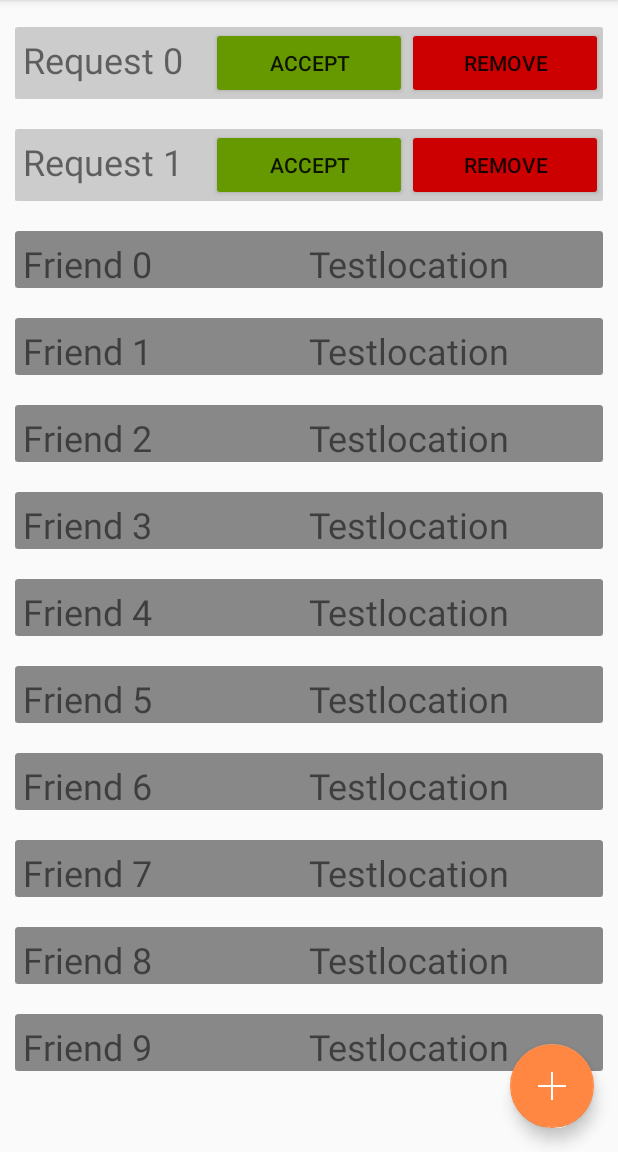
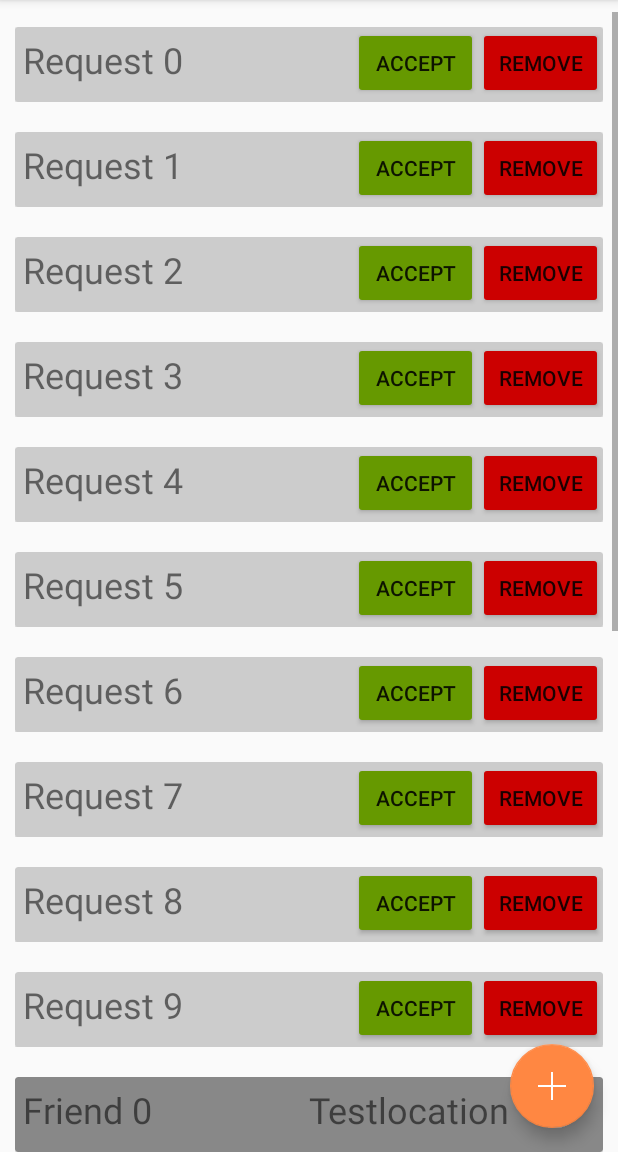
Before and after one commit to SpacesAppSoftwareEngineeringTeam/Spaces, an Android app: the FriendListActivity screen opened directly, with no data from a screen before it, on a phone screen of 412 x 824 dp, the part 84-1236 px from its top. Run offline under Robolectric (Android 15) with nearby library versions, the phone set to English and light mode, and no system bars; our stand-ins replace Firebase (no records; nobody signed in at launch, a user with empty details on screens opened directly); libraries missing offline, so code that uses them is left out: com.karumi.dexter.

Commit message:
adding and deleting friend requests working

```diff
--- a/app/src/main/java/com/example/spaces/spaces/FriendListActivity.java
+++ b/app/src/main/java/com/example/spaces/spaces/FriendListActivity.java
@@ -10,6 +10,8 @@ import android.view.View;
 
 import com.example.spaces.spaces.models.User;
 
+import java.util.ArrayList;
+import java.util.Arrays;
 import java.util.Random;
 
 public class FriendListActivity extends BaseActivity {
@@ -36,13 +38,13 @@ public class FriendListActivity extends BaseActivity {
             testFriendData[i].setLocationID("Testlocation");
         }
 
-        User[] testFriendRequestData = new User[2];
+        User[] testFriendRequestData = new User[10];
         for (int i = 0; i < testFriendRequestData.length; i++) {
             testFriendRequestData[i] = new User("Request " + i, "Friend" + i + "@case.edu");
             testFriendRequestData[i].setLocationID("Testlocation");
         }
 
-        mainRecyclerAdapter = new FriendListAdapter(testFriendData,testFriendRequestData);
+        mainRecyclerAdapter = new FriendListAdapter(new ArrayList<User>(Arrays.asList(testFriendData)),new ArrayList<User>(Arrays.asList(testFriendRequestData)));
         mainRecyclerView.setAdapter(mainRecyclerAdapter);
 
         // Setup add friend FAB
--- a/app/src/main/java/com/example/spaces/spaces/FriendListAdapter.java
+++ b/app/src/main/java/com/example/spaces/spaces/FriendListAdapter.java
@@ -1,5 +1,6 @@
 package com.example.spaces.spaces;
 
+import android.content.Intent;
 import android.graphics.Color;
 import android.opengl.Visibility;
 import android.support.v7.widget.CardView;
@@ -15,6 +16,8 @@ import com.example.spaces.spaces.models.User;
 
 import org.w3c.dom.Text;
 
+import java.util.ArrayList;
+
 /**
  * Created by Steven on 4/8/2018.
  */
@@ -23,13 +26,13 @@ public class FriendListAdapter extends RecyclerView.Adapter<FriendListAdapter.Vi
 
     private static final String TAG = "FriendListAdapter";
 
-    private User[] mFriendsDataset;
-    private User[] mFriendRequestsDataset;
+    private ArrayList<User> mFriendsDataset;
+    private ArrayList<User> mFriendRequestsDataset;
 
     // Provide a reference to the views for each data item
     // Complex data items may need more than one view per item, and
     // you provide access to all the views for a data item in a view holder
-    public static class ViewHolder extends RecyclerView.ViewHolder {
+    public class ViewHolder extends RecyclerView.ViewHolder implements View.OnClickListener{
         public CardView mCardView;       // Containing card for friend
         public TextView mFriendNameView;
         public TextView mFriendLocationView;
@@ -43,12 +46,28 @@ public class FriendListAdapter extends RecyclerView.Adapter<FriendListAdapter.Vi
             mFriendLocationView = v.findViewById(R.id.friendLocationText);
             mFriendAcceptButton = v.findViewById(R.id.friendAcceptButton);
             mFriendRemoveButton = v.findViewById(R.id.friendRemoveButton);
+
+            mFriendAcceptButton.setOnClickListener(this);
+            mFriendRemoveButton.setOnClickListener(this);
         }
+
+        @Override
+        public void onClick(View v) {
+
+            if(v.equals(mFriendAcceptButton)) {
+                acceptUserAtPosition(getAdapterPosition());
+            } else if(v.equals(mFriendRemoveButton)) {
+                removeUserAtPosition(getAdapterPosition());
+            }
+
+        }
+
+
 
     }
 
     // Provide a suitable constructor (depends on the kind of dataset)
-    public FriendListAdapter(User[] myFriendsDataset, User[] myFriendRequestsDataset) {
+    public FriendListAdapter(ArrayList<User> myFriendsDataset, ArrayList<User> myFriendRequestsDataset) {
         mFriendsDataset = myFriendsDataset;
         mFriendRequestsDataset = myFriendRequestsDataset;
 
@@ -76,7 +95,7 @@ public class FriendListAdapter extends RecyclerView.Adapter<FriendListAdapter.Vi
         holder.mFriendNameView.setText(user.getUsername());
         holder.mFriendNameView.setTextSize(24);
 
-        if(position < mFriendRequestsDataset.length){
+        if(position < mFriendRequestsDataset.size()){
             holder.mCardView.setCardBackgroundColor(Color.LTGRAY);
 
             holder.mFriendLocationView.setVisibility(View.GONE);
@@ -98,19 +117,52 @@ public class FriendListAdapter extends RecyclerView.Adapter<FriendListAdapter.Vi
     // Return the size of your dataset (invoked by the layout manager)
     @Override
     public int getItemCount() {
-        return mFriendRequestsDataset.length + mFriendsDataset.length ;
+        return mFriendRequestsDataset.size() + mFriendsDataset.size() ;
     }
 
     public User getUserFromPosition(int position){
         if(position < 0 || position > getItemCount()){
             Log.d(TAG,"Position is out of range");
         }
-        if(position < mFriendRequestsDataset.length){
-            return mFriendRequestsDataset[position];
+        if(position < mFriendRequestsDataset.size()){
+            return mFriendRequestsDataset.get(position);
         }
         else{
-            int adjustedPosition = position - mFriendRequestsDataset.length;
-            return mFriendsDataset[adjustedPosition];
+            int adjustedPosition = position - mFriendRequestsDataset.size();
+            return mFriendsDataset.get(adjustedPosition);
         }
     }
+
+    public void removeUserAtPosition(int position){
+        if(position < 0 || position > getItemCount()){
+            Log.d(TAG,"Position is out of range");
+        }
+        if(position < mFriendRequestsDataset.size()){
+            mFriendRequestsDataset.remove(position);
+        }
+        else{
+            int adjustedPosition = position - mFriendRequestsDataset.size();
+            mFriendsDataset.remove(adjustedPosition);
+        }
+        notifyItemRemoved(position);
+        notifyItemRangeChanged(position, getItemCount());
+    }
+
+    public void acceptUserAtPosition(int position){
+        if(position < 0 || position > getItemCount()){
+            Log.d(TAG,"Position is out of range");
+        }
+        if(position < mFriendRequestsDataset.size()){
+            User user = mFriendRequestsDataset.remove(position);
+            mFriendsDataset.add(user);
+            notifyItemRemoved(position);
+            notifyItemInserted(getItemCount() - 1);
+            notifyItemRangeChanged(position, getItemCount());
+        }
+        else{
+            Log.d(TAG,"attempting to hit accept on an existing friend!");
+        }
+    }
+
+
 }
--- a/app/src/main/res/layout/friend_cardview_item.xml
+++ b/app/src/main/res/layout/friend_cardview_item.xml
@@ -9,7 +9,7 @@
     <android.support.v7.widget.CardView
         android:id="@+id/friendCardView"
         android:layout_width="match_parent"
-        android:layout_height="wrap_content"
+        android:layout_height="50dp"
         android:layout_gravity="center">
 
         <LinearLayout
@@ -34,25 +34,25 @@
                 android:layout_marginRight="5dp"
                 android:layout_marginTop="5dp"
                 android:layout_weight="1"
-                android:visibility="gone" />
+                android:visibility="visible" />
 
             <Button
                 android:id="@+id/friendAcceptButton"
-                android:layout_width="match_parent"
+                android:layout_width="250dp"
                 android:layout_height="wrap_content"
                 android:layout_weight="1"
                 android:backgroundTint="@android:color/holo_green_dark"
                 android:text="Accept"
-                android:visibility="visible" />
+                android:visibility="gone" />
 
             <Button
                 android:id="@+id/friendRemoveButton"
-                android:layout_width="match_parent"
+                android:layout_width="250dp"
                 android:layout_height="wrap_content"
                 android:layout_weight="1"
                 android:backgroundTint="@android:color/holo_red_dark"
                 android:text="Remove"
-                android:visibility="visible" />
+                android:visibility="gone" />
         </LinearLayout>
 
     </android.support.v7.widget.CardView>
```
Also changed, not shown: app/src/main/java/com/example/spaces/spaces/models/User.java (+21 -0 lines).
